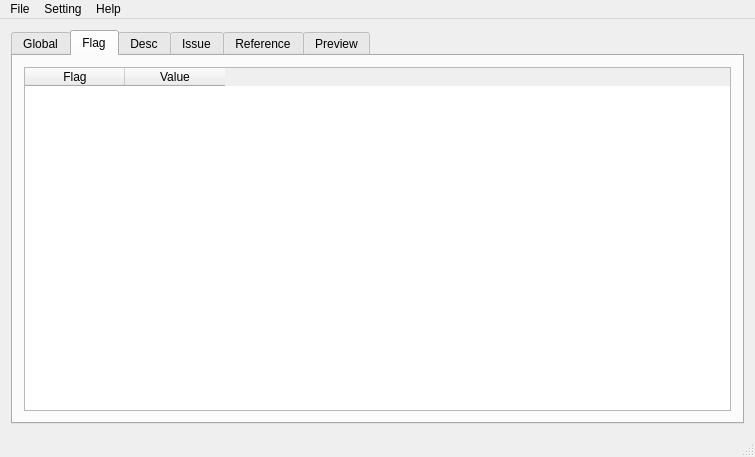
First picture: the form in CommentHelper/mainwindow.ui, repository jopemachine-playground/Summary-Commenter, before the edit.
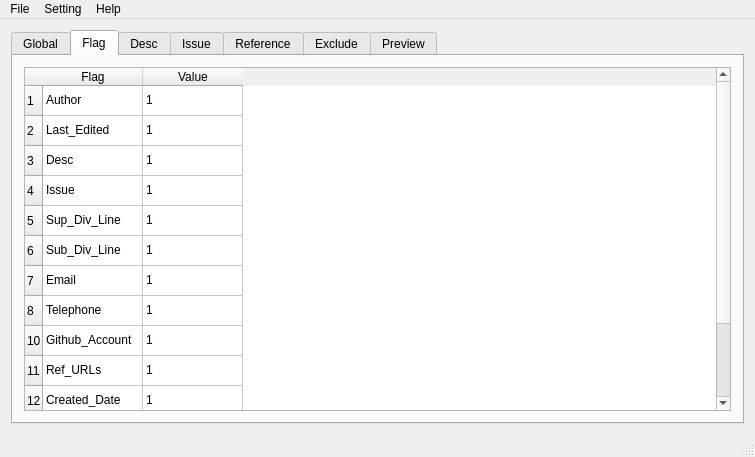
Second picture: the form after the edit. The open tabs and pages were chosen to show the change. Icons and pictures are not drawn.

The edit to the form file:
```diff
--- a/CommentHelper/mainwindow.ui
+++ b/CommentHelper/mainwindow.ui
@@ -336,6 +336,71 @@
          <layout class="QVBoxLayout" name="flagTabL1">
           <item>
            <widget class="QTableWidget" name="flagTblWidget">
+            <row>
+             <property name="text">
+              <string>1</string>
+             </property>
+            </row>
+            <row>
+             <property name="text">
+              <string>2</string>
+             </property>
+            </row>
+            <row>
+             <property name="text">
+              <string>3</string>
+             </property>
+            </row>
+            <row>
+             <property name="text">
+              <string>4</string>
+             </property>
+            </row>
+            <row>
+             <property name="text">
+              <string>5</string>
+             </property>
+            </row>
+            <row>
+             <property name="text">
+              <string>6</string>
+             </property>
+            </row>
+            <row>
+             <property name="text">
+              <string>7</string>
+             </property>
+            </row>
+            <row>
+             <property name="text">
+              <string>8</string>
+             </property>
+            </row>
+            <row>
+             <property name="text">
+              <string>10</string>
+             </property>
+            </row>
+            <row>
+             <property name="text">
+              <string>11</string>
+             </property>
+            </row>
+            <row>
+             <property name="text">
+              <string>12</string>
+             </property>
+            </row>
+            <row>
+             <property name="text">
+              <string>13</string>
+             </property>
+            </row>
+            <row>
+             <property name="text">
+              <string>14</string>
+             </property>
+            </row>
             <column>
              <property name="text">
               <string>Flag</string>
@@ -346,6 +411,136 @@
               <string>Value</string>
              </property>
             </column>
+            <item row="0" column="0">
+             <property name="text">
+              <string>Author</string>
+             </property>
+            </item>
+            <item row="0" column="1">
+             <property name="text">
+              <string>1</string>
+             </property>
+            </item>
+            <item row="1" column="0">
+             <property name="text">
+              <string>Last_Edited</string>
+             </property>
+            </item>
+            <item row="1" column="1">
+             <property name="text">
+              <string>1</string>
+             </property>
+            </item>
+            <item row="2" column="0">
+             <property name="text">
+              <string>Desc</string>
+             </property>
+            </item>
+            <item row="2" column="1">
+             <property name="text">
+              <string>1</string>
+             </property>
+            </item>
+            <item row="3" column="0">
+             <property name="text">
+              <string>Issue</string>
+             </property>
+            </item>
+            <item row="3" column="1">
+             <property name="text">
+              <string>1</string>
+             </property>
+            </item>
+            <item row="4" column="0">
+             <property name="text">
+              <string>Sup_Div_Line</string>
+             </property>
+            </item>
+            <item row="4" column="1">
+             <property name="text">
+              <string>1</string>
+             </property>
+            </item>
+            <item row="5" column="0">
+             <property name="text">
+              <string>Sub_Div_Line</string>
+             </property>
+            </item>
+            <item row="5" column="1">
+             <property name="text">
+              <string>1</string>
+             </property>
+            </item>
+            <item row="6" column="0">
+             <property name="text">
+              <string>Email</string>
+             </property>
+            </item>
+            <item row="6" column="1">
+             <property name="text">
+              <string>1</string>
+             </property>
+            </item>
+            <item row="7" column="0">
+             <property name="text">
+              <string>Telephone</string>
+             </property>
+            </item>
+            <item row="7" column="1">
+             <property name="text">
+              <string>1</string>
+             </property>
+            </item>
+            <item row="8" column="0">
+             <property name="text">
+              <string>Github_Account</string>
+             </property>
+            </item>
+            <item row="8" column="1">
+             <property name="text">
+              <string>1</string>
+             </property>
+            </item>
+            <item row="9" column="0">
+             <property name="text">
+              <string>Ref_URLs</string>
+             </property>
+            </item>
+            <item row="9" column="1">
+             <property name="text">
+              <string>1</string>
+             </property>
+            </item>
+            <item row="10" column="0">
+             <property name="text">
+              <string>Created_Date</string>
+             </property>
+            </item>
+            <item row="10" column="1">
+             <property name="text">
+              <string>1</string>
+             </property>
+            </item>
+            <item row="11" column="0">
+             <property name="text">
+              <string>Team</string>
+             </property>
+            </item>
+            <item row="11" column="1">
+             <property name="text">
+              <string>1</string>
+             </property>
+            </item>
+            <item row="12" column="0">
+             <property name="text">
+              <string>Memo</string>
+             </property>
+            </item>
+            <item row="12" column="1">
+             <property name="text">
+              <string>1</string>
+             </property>
+            </item>
            </widget>
           </item>
          </layout>
@@ -502,6 +697,51 @@
         </item>
        </layout>
       </widget>
+      <widget class="QWidget" name="excludeTab">
+       <attribute name="title">
+        <string>Exclude</string>
+       </attribute>
+       <layout class="QHBoxLayout" name="horizontalLayout_5">
+        <item>
+         <layout class="QVBoxLayout" name="verticalLayout_7">
+          <item>
+           <widget class="QTableWidget" name="excludeTbl">
+            <column>
+             <property name="text">
+              <string>File Name to exclude</string>
+             </property>
+            </column>
+           </widget>
+          </item>
+          <item>
+           <layout class="QHBoxLayout" name="horizontalLayout_4">
+            <item>
+             <widget class="QPushButton" name="addExcludeBtn">
+              <property name="text">
+               <string>Add</string>
+              </property>
+             </widget>
+            </item>
+            <item>
+             <widget class="QPushButton" name="rmExcludeBtn">
+              <property name="text">
+               <string>Remove</string>
+              </property>
+             </widget>
+            </item>
+            <item>
+             <widget class="QPushButton" name="sortExcludeBtn">
+              <property name="text">
+               <string>Sort By File Name</string>
+              </property>
+             </widget>
+            </item>
+           </layout>
+          </item>
+         </layout>
+        </item>
+       </layout>
+      </widget>
       <widget class="QWidget" name="PreviewTab">
        <attribute name="title">
         <string>Preview</string>
```
Left out of the diff: 12 changed lines with no effect on the pictures.
